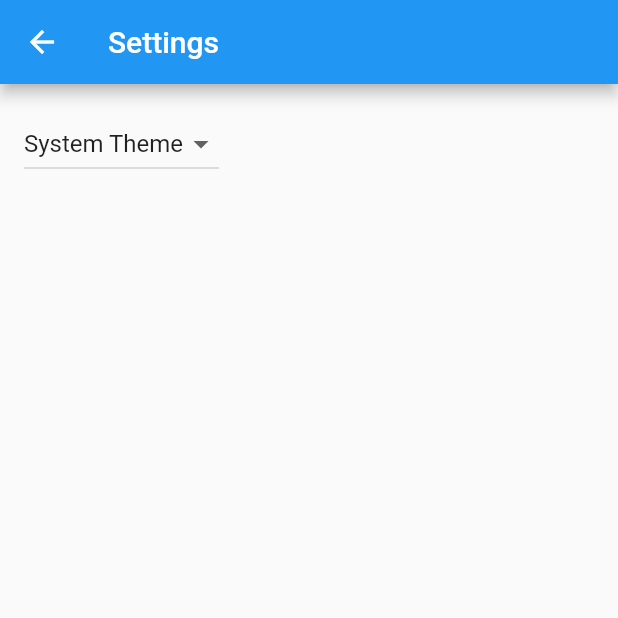
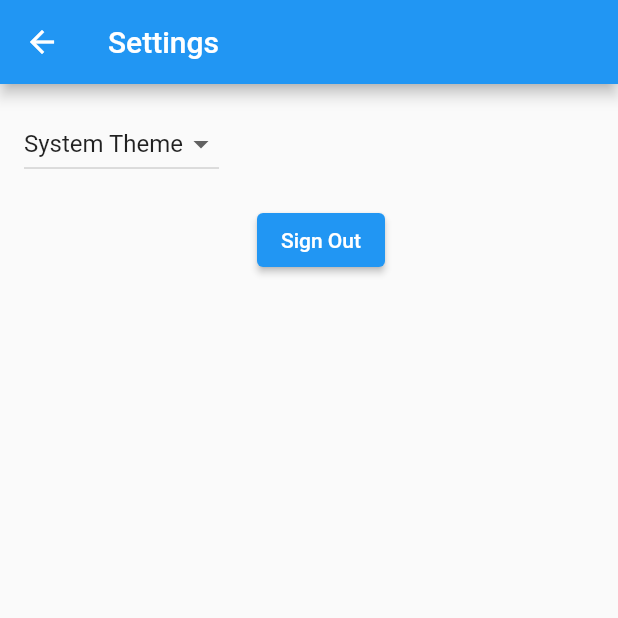
Before and after one commit to MrBallOG/travelling-app, a Flutter app: the SettingsView screen opened by its route, on a phone screen of 412 x 824 dp, the top half of it. Run offline on Flutter 3.47's test engine with Material 2 defaults, Android fonts, the phone set to English and light mode, and no system bars; our stand-ins replace firebase_auth, firebase_core, flutter_signin_button, google_sign_in; accounts and stored records are empty; generated files the repository leaves out were written again.

Commit message:
added sing in and sign out functionality

```diff
--- a/mobile/lib/main.dart
+++ b/mobile/lib/main.dart
@@ -24,7 +24,7 @@ void main() async {
   runApp(MultiProvider(
     providers: [
       ChangeNotifierProvider(create: (context) => settingsController),
-      ChangeNotifierProvider(create: (context) => GoogleSingInController())
+      Provider(create: (context) => GoogleSingInController())
     ],
     child: const MyApp(),
   ));
--- a/mobile/lib/src/sample_feature/sample_item_list_view.dart
+++ b/mobile/lib/src/sample_feature/sample_item_list_view.dart
@@ -11,7 +11,7 @@ class SampleItemListView extends StatelessWidget {
     this.items = const [SampleItem(1), SampleItem(2), SampleItem(3)],
   });
 
-  static const routeName = '/';
+  static const routeName = '/item_list';
 
   final List<SampleItem> items;
 
--- a/mobile/lib/src/settings/settings_view.dart
+++ b/mobile/lib/src/settings/settings_view.dart
@@ -1,12 +1,9 @@
 import 'package:flutter/material.dart';
+import 'package:mobile/src/sign_in/google_sign_in_controller.dart';
 import 'package:provider/provider.dart';
 
 import 'settings_controller.dart';
 
-/// Displays the various settings that can be customized by the user.
-///
-/// When a user changes a setting, the SettingsController is updated and
-/// Widgets that listen to the SettingsController are rebuilt.
 class SettingsView extends StatelessWidget {
   const SettingsView({super.key});
 
@@ -18,17 +15,16 @@ class SettingsView extends StatelessWidget {
       appBar: AppBar(
         title: const Text('Settings'),
       ),
-      body: Padding(
-        padding: const EdgeInsets.all(16),
-        // Glue the SettingsController to the theme selection DropdownButton.
-        //
-        // When a user selects a theme from the dropdown list, the
-        // SettingsController is updated, which rebuilds the MaterialApp.
+      body: Column(
+        children: [
+          Row(
+            children: [
+              Padding(
+                padding: const EdgeInsets.fromLTRB(16, 16, 0, 0),
                 child: Consumer<SettingsController>(
-          builder: (context, controller, child) => DropdownButton<ThemeMode>(
-            // Read the selected themeMode from the controller
+                  builder: (context, controller, child) =>
+                      DropdownButton<ThemeMode>(
                     value: controller.themeMode,
-            // Call the updateThemeMode method any time the user selects a theme.
                     onChanged: controller.updateThemeMode,
                     items: const [
                       DropdownMenuItem(
@@ -47,6 +43,35 @@ class SettingsView extends StatelessWidget {
                   ),
                 ),
               ),
+            ],
+          ),
+          Row(
+            mainAxisAlignment: MainAxisAlignment.center,
+            children: [
+              Padding(
+                padding: const EdgeInsets.fromLTRB(16, 16, 0, 0),
+                child: Consumer<GoogleSingInController>(
+                  builder: (context, controller, child) => ElevatedButton(
+                    onPressed: () async {
+                      final messenger = ScaffoldMessenger.of(context);
+                      final navigator = Navigator.of(context);
+                      await controller.signOutUser();
+                      const snackBar = SnackBar(
+                        content: Text("You've been signed out"),
+                        duration: Duration(seconds: 3),
+                      );
+                      messenger.showSnackBar(snackBar);
+                      await navigator.pushNamedAndRemoveUntil(
+                          "/sign_in", (r) => false);
+                    },
+                    child: const Text("Sign Out"),
+                  ),
+                ),
+              ),
+            ],
+          )
+        ],
+      ),
     );
   }
 }
--- a/mobile/lib/src/sign_in/google_sign_in_controller.dart
+++ b/mobile/lib/src/sign_in/google_sign_in_controller.dart
@@ -2,10 +2,10 @@ import 'package:firebase_auth/firebase_auth.dart';
 import 'package:flutter/material.dart';
 import 'package:google_sign_in/google_sign_in.dart';
 
-class GoogleSingInController with ChangeNotifier {
+class GoogleSingInController {
   final GoogleSignIn _googleSingIn = GoogleSignIn();
 
-  Future<void> loginUser() async {
+  Future<void> signInUser() async {
     final googleUser = await _googleSingIn.signIn();
 
     if (googleUser == null) {
@@ -22,6 +22,11 @@ class GoogleSingInController with ChangeNotifier {
 
     await FirebaseAuth.instance.signInWithCredential(credential);
 
-    notifyListeners();
+    // notifyListeners();
+  }
+
+  Future<void> signOutUser() async {
+    await _googleSingIn.disconnect();
+    await FirebaseAuth.instance.signOut();
   }
 }
--- a/mobile/lib/src/sign_in/sign_in_view.dart
+++ b/mobile/lib/src/sign_in/sign_in_view.dart
@@ -1,50 +1,39 @@
 import 'package:flutter/material.dart';
 import 'package:flutter_signin_button/button_list.dart';
 import 'package:flutter_signin_button/button_view.dart';
+import 'package:mobile/src/profile/profile_view.dart';
 import 'package:mobile/src/sign_in/google_sign_in_controller.dart';
 import 'package:provider/provider.dart';
 
 class SignInView extends StatelessWidget {
   const SignInView({super.key});
 
-  static const routeName = '/profile';
+  static const routeName = '/sign_in';
 
   @override
   Widget build(BuildContext context) {
     return Scaffold(
       appBar: AppBar(
-        title: const Text('Settings'),
+        title: const Text('Sign In'),
       ),
       body: Padding(
         padding: const EdgeInsets.all(16),
         child: Consumer<GoogleSingInController>(
           builder: (context, controller, child) => SizedBox(
-            // TextButton(
-            //   onPressed: () async {
-            //     final messenger = ScaffoldMessenger.of(context);
-            //     try {
-            //       await controller.loginUser();
-            //     } on ArgumentError catch (_) {
-            //       const snackBar = SnackBar(
-            //         content: Text('Nie udało się zalogować'),
-            //       );
-            //       messenger.showSnackBar(snackBar);
-            //     }
-            //   },
-            //   child: const Text("Zaloguj się przez Google"),
-            // ),
             width: 220,
             height: 60,
             child: SignInButton(
               Buttons.Google,
-              text: "Zaloguj się przez Google",
               onPressed: () async {
                 final messenger = ScaffoldMessenger.of(context);
                 try {
-                  await controller.loginUser();
+                  final navigator = Navigator.of(context);
+                  await controller.signInUser();
+                  await navigator.popAndPushNamed(ProfileView.routeName);
                 } on ArgumentError catch (_) {
                   const snackBar = SnackBar(
-                    content: Text('Nie udało się zalogować'),
+                    content: Text('Failed to sign in'),
+                    duration: Duration(seconds: 3),
                   );
                   messenger.showSnackBar(snackBar);
                 }
```
Also changed, not shown: mobile/lib/src/profile/profile_view.dart (+15 -2 lines). Lines whose indentation alone changed are shown as unchanged.
